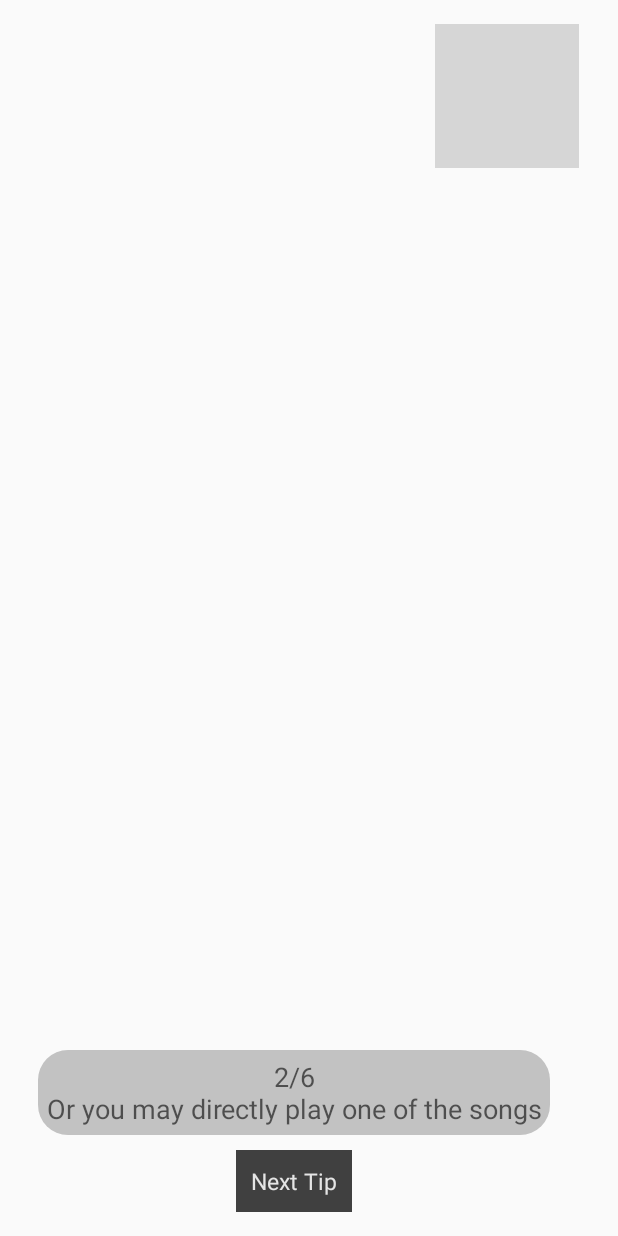
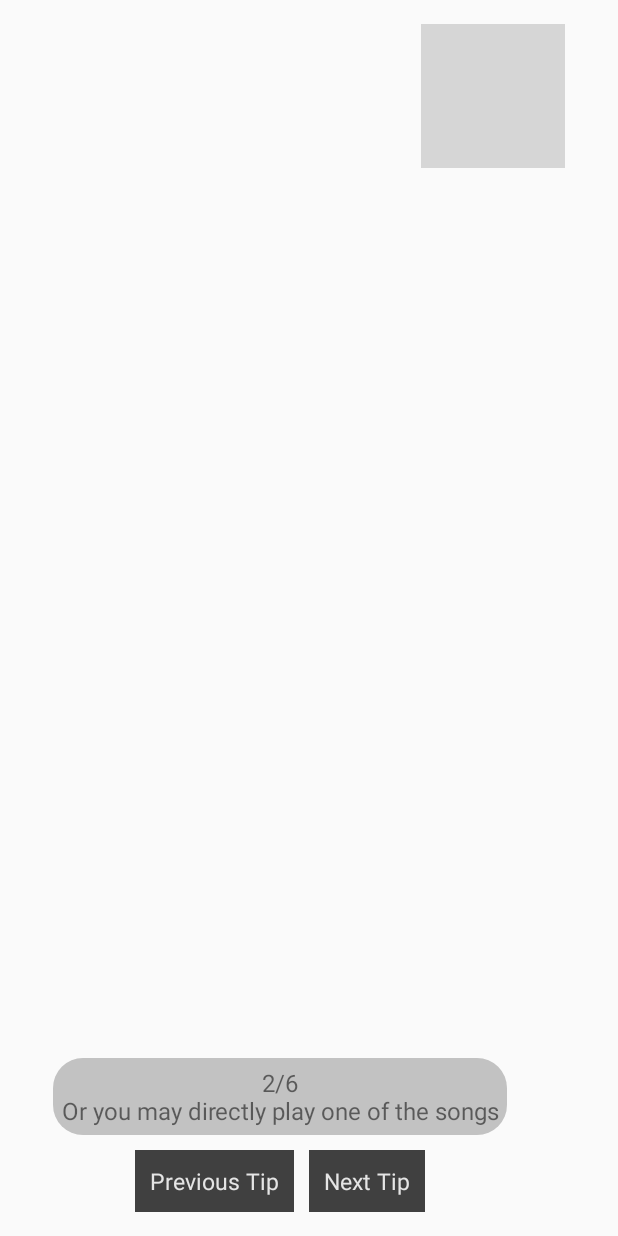
Before and after one commit to Weehau/weehaufyp, an Android app: the HelpActivity screen opened directly, with no data from a screen before it, after a tap on "Next Tip", on a phone screen of 412 x 824 dp. Run offline under Robolectric (Android 15) with nearby library versions, the phone set to English and light mode, and no system bars; grey boxes are pictures that could not be loaded.

Commit message:
Added previous tip button at Help. Modified credits info

```diff
--- a/app/src/main/java/com/example/toshiba/weehaufyp/CreditsActivity.java
+++ b/app/src/main/java/com/example/toshiba/weehaufyp/CreditsActivity.java
@@ -17,7 +17,7 @@ public class CreditsActivity extends Activity {
         setContentView(R.layout.activity_credits);
 
         creditsTextView = (TextView)findViewById(R.id.credits_text);
-        creditsTextView.setText("L.E.T.S. is the development effort of Undergraduate Final Year Project of Ng Wee Hau.\n\n" +
+        creditsTextView.setText("L.E.T.S. is the development effort of Undergraduate Final Year Project of student Ng Wee Hau, with assistance from project supervisor Michelle Beh Hooi Ching and lecturer Dr. Swagata Sinha Roy.\n\n" +
                 "The audio, images, lyrics, and teaching materials used within the system are solely for education purposes and non-proprietary use.\n\n" +
                 "No copyright infringement is intended.");
     }
--- a/app/src/main/java/com/example/toshiba/weehaufyp/HelpActivity.java
+++ b/app/src/main/java/com/example/toshiba/weehaufyp/HelpActivity.java
@@ -25,7 +25,7 @@ public class HelpActivity extends Activity {
     List<String> tipDescription = new ArrayList<>();
 
     ImageView tipImageView;
-    TextView tipDescriptionTextView, nextTipButton;
+    TextView tipDescriptionTextView, nextTipButton, previousTipButton;
     String tag = "Help";
     int currentHelpIndex, totalHelpCount;
 
@@ -56,6 +56,9 @@ public class HelpActivity extends Activity {
         tipImageView = (ImageView)findViewById(R.id.tip_image);
         tipDescriptionTextView = (TextView)findViewById(R.id.tip_description);
         nextTipButton = (TextView)findViewById(R.id.next_tip_button);
+        previousTipButton = (TextView)findViewById(R.id.previous_tip_button);
+        previousTipButton.setEnabled(false);
+        previousTipButton.setTextColor(Color.parseColor("#515151"));
 
         setHelpView();
     }
@@ -73,6 +76,30 @@ public class HelpActivity extends Activity {
         }
         else if(currentHelpIndex >= 0 || currentHelpIndex <= 3){
             currentHelpIndex++;
+            setHelpView();
+            previousTipButton.setEnabled(true);
+            previousTipButton.setTextColor(Color.parseColor("#e5e5e5"));
+        }
+    }
+
+    public void previousTip(View view){
+        if(currentHelpIndex == 0){
+            previousTipButton.setEnabled(false);
+            previousTipButton.setTextColor(Color.parseColor("#515151"));
+        }
+        else if(currentHelpIndex == 1){
+            previousTipButton.setEnabled(false);
+            previousTipButton.setTextColor(Color.parseColor("#515151"));
+            currentHelpIndex--;
+            setHelpView();
+        }
+        else if(currentHelpIndex >= 2 && currentHelpIndex <= 4){
+            currentHelpIndex--;
+            setHelpView();
+        }
+        else if(currentHelpIndex == 5){
+            nextTipButton.setText("Next Tip");
+            currentHelpIndex--;
             setHelpView();
         }
     }
--- a/app/src/main/java/com/example/toshiba/weehaufyp/ProjectDBHelper.java
+++ b/app/src/main/java/com/example/toshiba/weehaufyp/ProjectDBHelper.java
@@ -1324,7 +1324,7 @@ public class ProjectDBHelper extends SQLiteOpenHelper {
 
     //Insert quiz values
     private String SQL_INSERT_HELP = "INSERT INTO HELP " +
-            "VALUES ('1', 'Help', '"+R.drawable.playlist_up+"','After selecting a lesson, you may choose to learn about the lesson.'), ('2', 'Help', '"+R.drawable.playlist_down+"', 'Or you may directly play one of the songs'), ('3', 'Help', '"+R.drawable.audio_tab_row+"', 'At the audio player interface, you may choose to learn the lyrics, explanation, or directly go to the quiz.'), ('4', 'Help', '"+R.drawable.audio_now_playing_row+"', 'You may tap on the Now Playing bar to see the details of the currently playing song.'), ('5', 'Help', '"+R.drawable.audio_lyrics+"', 'For the lyrics, bold indicates the words that are related to the lesson, underlined indicates the phrases that are elaborated under the Explanation tab.'), ('6', 'Help', '"+R.drawable.quiz_up+"', 'At the quiz screen, you may tap on the above 2 areas to see the details of the quiz.')";
+            "VALUES ('1', 'Help', '"+R.drawable.playlist_up+"','After selecting a lesson, you may choose to learn about the lesson.'), ('2', 'Help', '"+R.drawable.playlist_down+"', 'Or you may directly play one of the songs'), ('3', 'Help', '"+R.drawable.audio_tab_row+"', 'At the audio player interface, you may choose to learn the lyrics, explanation, or directly go to the quiz.'), ('4', 'Help', '"+R.drawable.audio_now_playing_row+"', 'You may tap on the Now Playing bar to see the details of the currently playing song.'), ('5', 'Help', '"+R.drawable.audio_lyrics+"', 'For the lyrics, <b>bold</b> indicates the words related to the lesson, <u>underlined</u> indicates the phrases elaborated under the Explanation tab.'), ('6', 'Help', '"+R.drawable.quiz_up+"', 'At the quiz, you may tap on the above 2 areas to see the details of the quiz.')";
 
     public ProjectDBHelper(Context context) {
         super(context, DATABASE_NAME, null, DATABASE_VERSION);
--- a/app/src/main/res/layout/activity_credits.xml
+++ b/app/src/main/res/layout/activity_credits.xml
@@ -17,7 +17,7 @@
         <TextView
             android:layout_width="wrap_content"
             android:layout_height="wrap_content"
-            android:textAppearance="?android:attr/textAppearanceLarge"
+            android:textAppearance="?android:attr/textAppearanceMedium"
             android:text="@string/credits_text_1"
             android:id="@+id/credits_text"
             android:layout_gravity="center_horizontal"
--- a/app/src/main/res/layout/activity_help.xml
+++ b/app/src/main/res/layout/activity_help.xml
@@ -36,7 +36,7 @@
                 android:layout_height="wrap_content"
                 android:id="@+id/tip_description"
                 android:text="Tip Description"
-                android:textAppearance="?android:attr/textAppearanceMedium"
+                android:textSize="16dp"
                 android:layout_gravity="center_horizontal"
                 android:gravity="center"
                 android:background="@drawable/rounded_corner_help"
@@ -45,6 +45,25 @@
                 android:layout_alignParentTop="true"
                 android:layout_centerHorizontal="true" />
 
+            <RelativeLayout
+                android:layout_width="wrap_content"
+                android:layout_height="wrap_content"
+                android:layout_gravity="center_horizontal"
+                android:gravity="center"
+                android:layout_below="@+id/tip_description"
+                android:layout_centerHorizontal="true">
+                <TextView
+                    android:id="@+id/previous_tip_button"
+                    android:text="Previous Tip"
+                    android:onClick="previousTip"
+                    android:layout_width="wrap_content"
+                    android:layout_height="wrap_content"
+                    android:textSize="15dp"
+                    android:clickable="true"
+                    android:background="#404040"
+                    android:textColor="#e5e5e5"
+                    android:padding="10dp"
+                    android:layout_marginRight="10dp"/>
                 <TextView
                     android:id="@+id/next_tip_button"
                     android:text="Next Tip"
@@ -56,12 +75,10 @@
                     android:background="#404040"
                     android:textColor="#e5e5e5"
                     android:padding="10dp"
-                android:layout_gravity="center_horizontal"
-                android:gravity="center"
-                android:layout_below="@+id/tip_description"
-                android:layout_centerHorizontal="true" />
+                    android:layout_alignParentTop="true"
+                    android:layout_toRightOf="@+id/previous_tip_button"
+                    android:layout_toEndOf="@+id/previous_tip_button"/>
             </RelativeLayout>
-
+        </RelativeLayout>
     </LinearLayout>
-
 </RelativeLayout>
```
Lines whose indentation alone changed are shown as unchanged.
